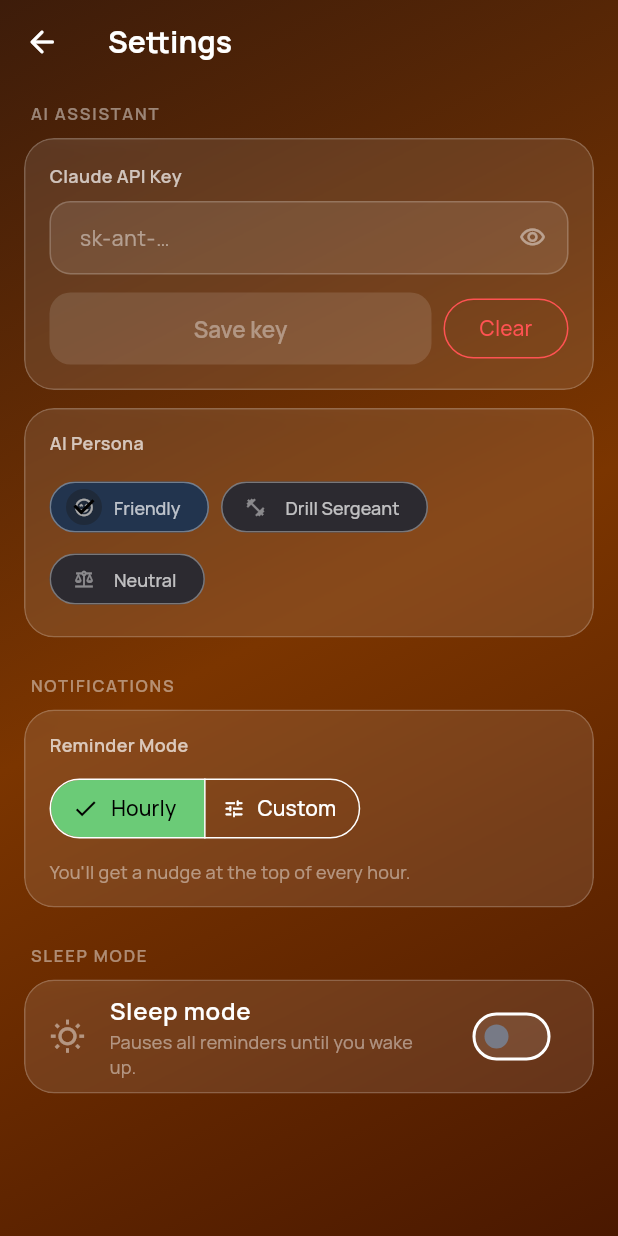
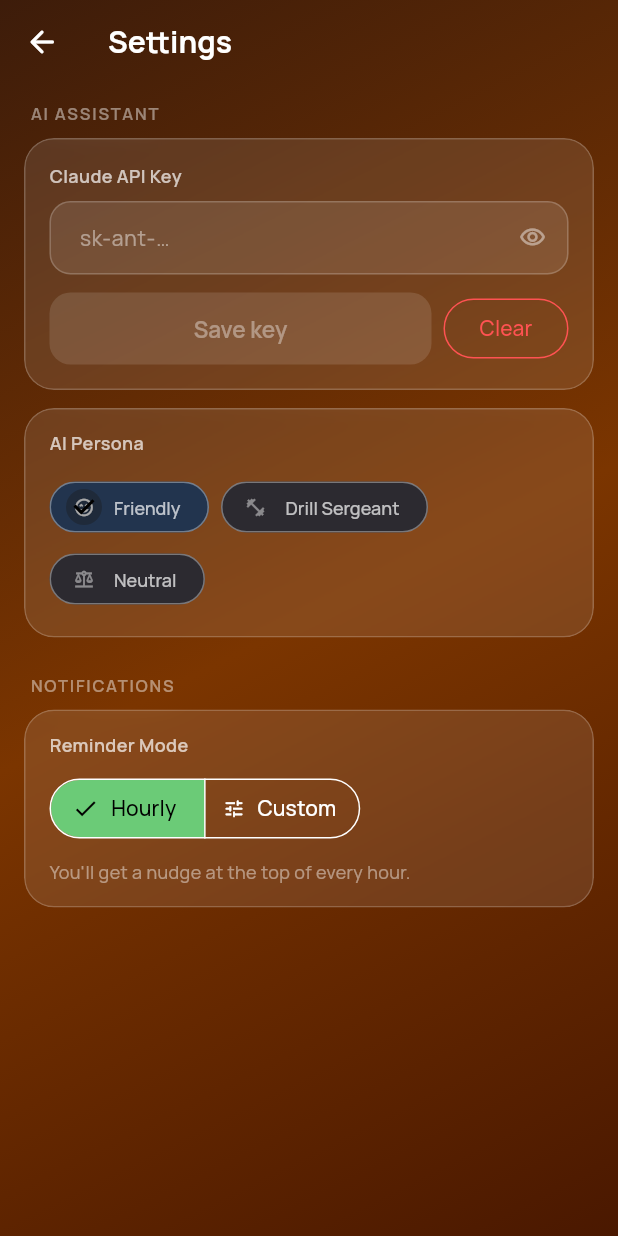
Before and after one commit to ShahriarSamee005/ChronoPlan, a Flutter app: the SettingsScreen screen opened by its route, on a phone screen of 412 x 824 dp. Run offline on Flutter 3.47's test engine with Material 3 defaults, Android fonts, the phone set to English and light mode, and no system bars; our stand-ins replace connectivity_plus, drift, fl_chart, flutter_local_notifications, flutter_riverpod, flutter_secure_storage and 4 more; accounts and stored records are empty; generated files the repository leaves out were written again.

Commit message:
Remove auto-detect sleep and consolidate sleep toggle to log sheet
Removes the _onResume() block that silently inserted retroactive Sleep
entries after a 7h+ gap — it caused duplicate entries whenever the
manual sleep toggle was also used (stale lastForegroundAt triggered a
second auto-insert with endTime=now, inflating durations on the pie
chart and Day View). Also removes the Settings screen Sleep Mode card,
since the toggle now lives exclusively in the log entry sheet.

Co-Authored-By: Claude Sonnet 4.6 <noreply@anthropic.com>

```diff
--- a/lib/features/settings/settings_screen.dart
+++ b/lib/features/settings/settings_screen.dart
@@ -47,9 +47,6 @@ class SettingsScreen extends ConsumerWidget {
                 const SizedBox(height: 24),
                 _SectionLabel('Notifications'),
                 _NotifCard(settings: settings),
-                const SizedBox(height: 24),
-                _SectionLabel('Sleep Mode'),
-                _SleepCard(settings: settings),
               ],
             ),
             loading: () =>
@@ -355,56 +352,3 @@ class _NotifCardState extends ConsumerState<_NotifCard> {
     );
   }
 }
-
-// ── Sleep mode card ───────────────────────────────────────────────────────────
-
-class _SleepCard extends ConsumerWidget {
-  final UserSetting settings;
-  const _SleepCard({required this.settings});
-
-  @override
-  Widget build(BuildContext context, WidgetRef ref) {
-    String subtitle = 'Pauses all reminders until you wake up.';
-    if (settings.sleepModeActive && settings.sleepModeStartedAt != null) {
-      final elapsed = DateTime.now().difference(settings.sleepModeStartedAt!);
-      final h = elapsed.inHours;
-      final m = elapsed.inMinutes % 60;
-      subtitle = h > 0
-          ? 'Sleeping for ${h}h ${m}m'
-          : 'Sleeping for ${m}m';
-    }
-
-    return GlassCard(
-      opacity: 0.10,
-      child: SwitchListTile.adaptive(
-        value: settings.sleepModeActive,
-        onChanged: (v) =>
-            ref.read(settingsNotifierProvider.notifier).setSleepMode(active: v),
-        title: const Text(
-          'Sleep mode',
-          style: TextStyle(color: Colors.white, fontWeight: FontWeight.w600),
-        ),
-        subtitle: Text(
-          subtitle,
-          style: const TextStyle(color: AppColors.textMuted, fontSize: 12),
-        ),
-        secondary: AnimatedSwitcher(
-          duration: const Duration(milliseconds: 350),
-          transitionBuilder: (child, anim) => ScaleTransition(
-            scale: anim,
-            child: FadeTransition(opacity: anim, child: child),
-          ),
-          child: Icon(
-            settings.sleepModeActive
-                ? Icons.bedtime_rounded
-                : Icons.wb_sunny_outlined,
-            key: ValueKey(settings.sleepModeActive),
-            color: settings.sleepModeActive
-                ? AppColors.accentForHour(2)
-                : AppColors.textMuted,
-          ),
-        ),
-      ),
-    );
-  }
-}
```
Also changed, not shown: lib/features/dashboard/dashboard_screen.dart (+0 -26 lines).
